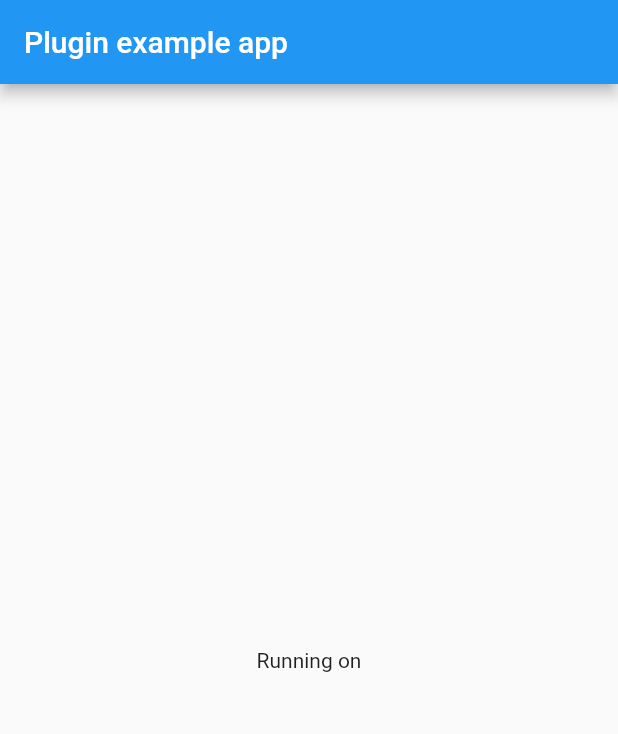
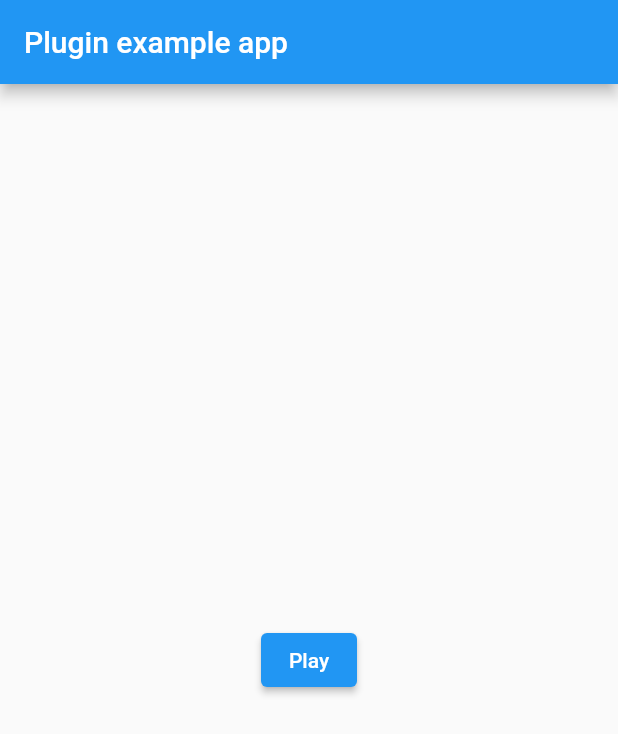
Before and after one commit to v1ktorstep/lofelt_sdk, a Flutter app: the screen it shows after launch, on a phone screen of 412 x 824 dp. Shown: the top 734 px of the screen. Run offline on Flutter 3.47's test engine with Material 2 defaults, Android fonts, the phone set to English and light mode, and no system bars; statements that could not run were skipped.

Commit message:
Simple example.

```diff
--- a/example/lib/main.dart
+++ b/example/lib/main.dart
@@ -1,4 +1,6 @@
 import 'package:flutter/material.dart';
+import 'package:flutter/services.dart';
+import 'package:lofelt_sdk/lofelt.dart';
 
 void main() {
   runApp(const MyApp());
@@ -12,6 +14,15 @@ class MyApp extends StatefulWidget {
 }
 
 class _MyAppState extends State<MyApp> {
+  final lofelt = Lofelt();
+
+  @override
+  void initState() {
+    super.initState();
+
+    _init();
+  }
+
   @override
   Widget build(BuildContext context) {
     return MaterialApp(
@@ -19,10 +30,24 @@ class _MyAppState extends State<MyApp> {
         appBar: AppBar(
           title: const Text('Plugin example app'),
         ),
-        body: const Center(
-          child: Text('Running on'),
+        body: Center(
+          child: ElevatedButton(
+            onPressed: () {
+              lofelt.play();
+            },
+            child: Text('Play'),
+          ),
         ),
       ),
     );
   }
+
+  void _init() async {
+    await lofelt.initHaptics();
+
+    final pattern =
+        await rootBundle.loadString('assets/haptics/MovieProjector1.haptic');
+
+    await lofelt.load(pattern);
+  }
 }
```
Also changed, not shown: example/pubspec.yaml (+3 -60 lines), 1 other file.
